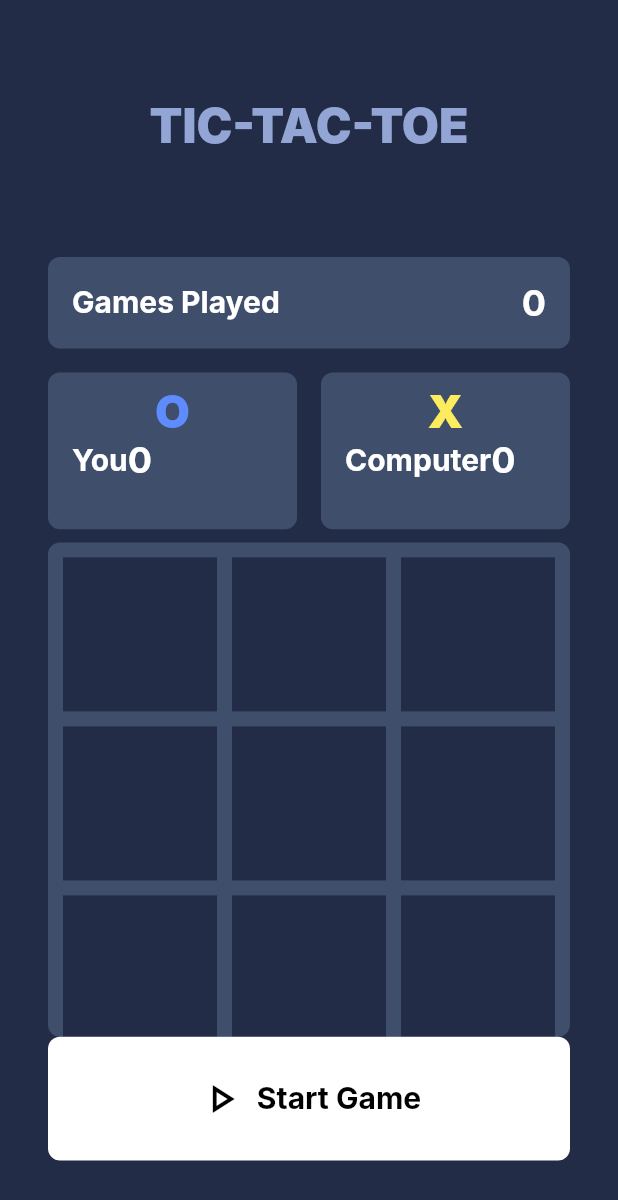
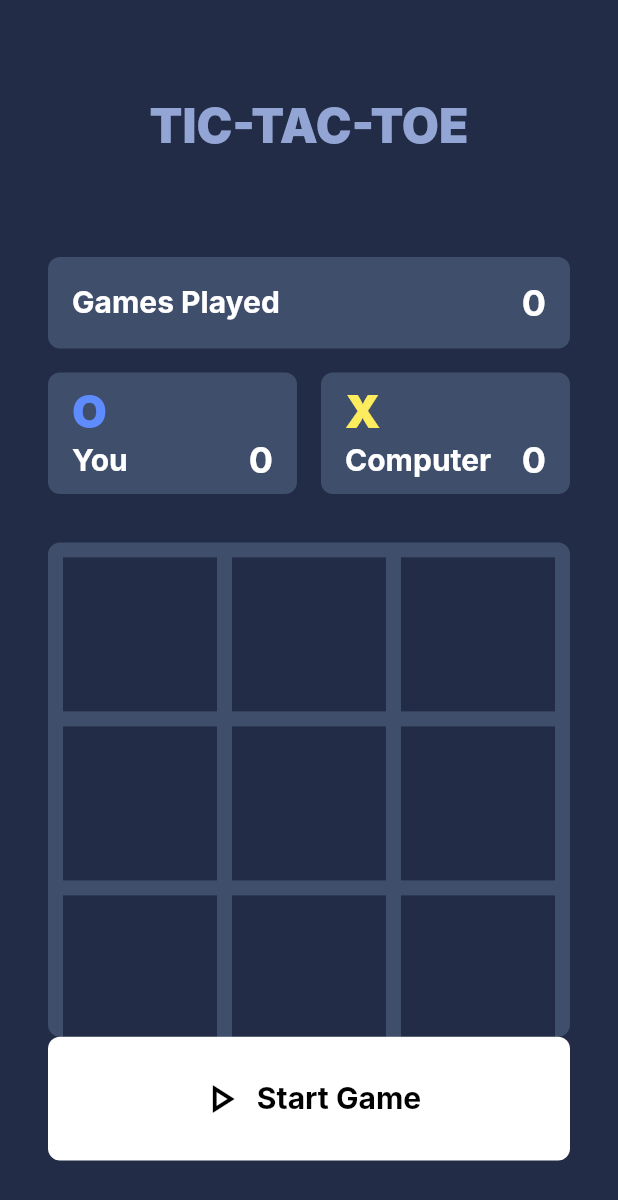
Before and after one commit to BotsheloRamela/Flutter-Tic-Tac-Toe-Assignment, a Flutter app: the screen it shows after launch, on a phone screen of 412 x 824 dp. Shown: the top 1200 px of the screen. Run offline on Flutter 3.47's test engine with Material 3 defaults, Android fonts, the phone set to English and light mode, and no system bars; our stand-ins replace bloc, equatable, flutter_bloc, get_it; Roboto replaces fonts that are missing (Inter).

Commit message:
CHORE(ui): Correct `ScoreHeader` design

```diff
--- a/lib/game/widgets/player_score.dart
+++ b/lib/game/widgets/player_score.dart
@@ -17,6 +17,8 @@ class PlayerScore extends StatelessWidget {
         borderRadius: BorderRadius.circular(8),
       ),
       child: Column(
+        mainAxisSize: MainAxisSize.min,
+        crossAxisAlignment: CrossAxisAlignment.start,
         children: [
           Flexible(
             child: Text(
@@ -26,6 +28,7 @@ class PlayerScore extends StatelessWidget {
           ),
           Flexible(
             child: Row(
+              mainAxisAlignment: MainAxisAlignment.spaceBetween,
               children: [
                 Text(playerLabel),
                 Text(
--- a/lib/game/widgets/score_header.dart
+++ b/lib/game/widgets/score_header.dart
@@ -51,7 +51,6 @@ class ScoreHeader extends StatelessWidget {
           child: SizedBox(
             width: MediaQuery.of(context).size.width,
             child: Row(
-              crossAxisAlignment: CrossAxisAlignment.stretch,
               mainAxisAlignment: MainAxisAlignment.spaceEvenly,
               children: [
                 Expanded(
```
